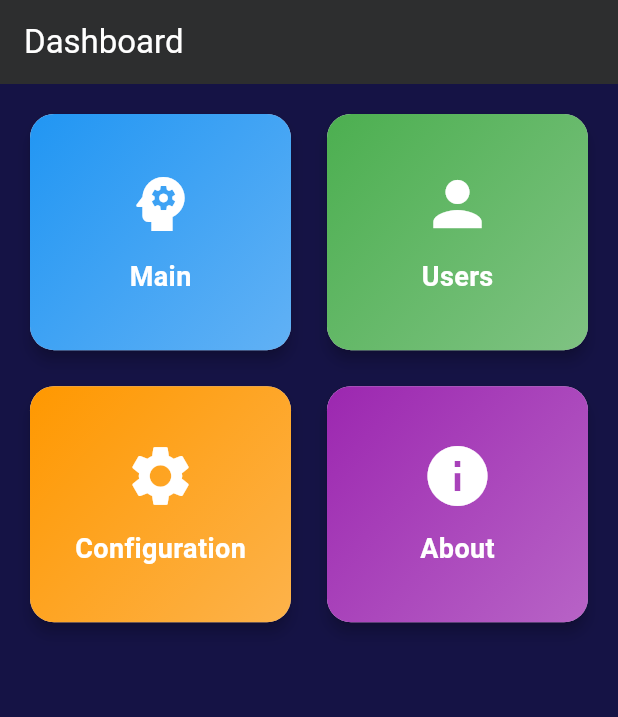
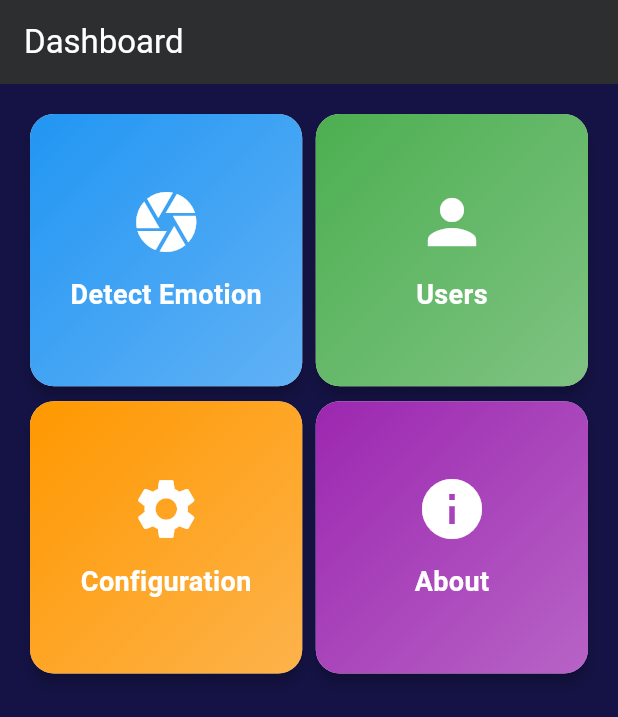
Before and after one commit to Rummonislam786/SDP_FlutterOBJ_AI, a Flutter app: the Dashboard screen opened directly, on a phone screen of 412 x 824 dp. Shown: the top 717 px of the screen. Run offline on Flutter 3.47's test engine with Material 3 defaults, Android fonts, the phone set to English and light mode, and no system bars; our stand-ins replace camera, sqflite; accounts and stored records are empty.

Commit message:
aboutScreen added

```diff
--- a/lib/dashboard.dart
+++ b/lib/dashboard.dart
@@ -1,3 +1,5 @@
+import 'package:Attendance_System/FaceDetectionScreen.dart';
+import 'package:Attendance_System/about.dart';
 import 'package:flutter/material.dart';
 import 'package:Attendance_System/Models/users.dart';
 import 'package:Attendance_System/SqliteFunc/sqlite.dart';
@@ -13,11 +15,23 @@ class _DashboardState extends State<Dashboard> {
   late DatabaseHelper handler;
   late Future<List<Users>> users;
 
-  final List<Map<String, dynamic>> menuItems = [
-    {"title": "Main", "icon": Icons.psychology, "color": Colors.blue},
-    {"title": "Users", "icon": Icons.person, "color": Colors.green},
-    {"title": "Configuration", "icon": Icons.settings, "color": Colors.orange},
-    {"title": "About", "icon": Icons.info, "color": Colors.purple},
+  var menuItems = [
+    // {"title": "Main", "icon": Icons.psychology, "color": Colors.blue},
+    // {"title": "Users", "icon": Icons.person, "color": Colors.green},
+    // {"title": "Configuration", "icon": Icons.settings, "color": Colors.orange},
+    // {"title": "About", "icon": Icons.info, "color": Colors.purple},
+
+    // GridView.builder(
+    //         gridDelegate: const SliverGridDelegateWithFixedCrossAxisCount(
+    //           crossAxisCount: 2,
+    //           crossAxisSpacing: 16.0,
+    //           mainAxisSpacing: 16.0,
+    //           childAspectRatio: 1.1,
+    //         ),
+    //         itemCount: menuItems.length,
+    //         itemBuilder: (context, index) {
+    //           return _buildMenuItem(menuItems[index]);
+    //         },
   ];
 
   @override
@@ -46,18 +60,52 @@ class _DashboardState extends State<Dashboard> {
       body: SafeArea(
         child: Padding(
           padding: const EdgeInsets.all(16.0),
-          child: GridView.builder(
-            gridDelegate: const SliverGridDelegateWithFixedCrossAxisCount(
+          child: GridView.count(
+              crossAxisSpacing: 1,
+              mainAxisSpacing: 2,
               crossAxisCount: 2,
-              crossAxisSpacing: 16.0,
-              mainAxisSpacing: 16.0,
-              childAspectRatio: 1.1,
-            ),
-            itemCount: menuItems.length,
-            itemBuilder: (context, index) {
-              return _buildMenuItem(menuItems[index]);
+              children: [
+                InkWell(
+                  child: _buildMenuItem({
+                    "title": "Detect Emotion",
+                    "icon": Icons.camera,
+                    "color": Colors.blue
+                  }),
+                  onTap: () {
+                    Navigator.push(
+                        context,
+                        MaterialPageRoute(
+                            builder: (context) => FaceDetectionScreen()));
                   },
                 ),
+                InkWell(
+                  child: _buildMenuItem({
+                    "title": "Users",
+                    "icon": Icons.person,
+                    "color": Colors.green
+                  }),
+                  onTap: () {},
+                ),
+                InkWell(
+                  child: _buildMenuItem({
+                    "title": "Configuration",
+                    "icon": Icons.settings,
+                    "color": Colors.orange
+                  }),
+                  onTap: () {},
+                ),
+                InkWell(
+                  child: _buildMenuItem({
+                    "title": "About",
+                    "icon": Icons.info,
+                    "color": Colors.purple
+                  }),
+                  onTap: () {
+                    Navigator.push(context,
+                        MaterialPageRoute(builder: (context) => AboutScreen()));
+                  },
+                ),
+              ]),
         ),
       ),
     );
@@ -67,10 +115,6 @@ class _DashboardState extends State<Dashboard> {
     return Card(
       elevation: 4,
       shape: RoundedRectangleBorder(borderRadius: BorderRadius.circular(16)),
-      child: InkWell(
-        onTap: () {
-          // Handle menu item tap
-        },
       child: Container(
         decoration: BoxDecoration(
           gradient: LinearGradient(
@@ -100,7 +144,6 @@ class _DashboardState extends State<Dashboard> {
           ],
         ),
       ),
-      ),
     );
   }
 }
```
Also changed, not shown: lib/FaceDetectionScreen.dart (+65 -1 lines), lib/about.dart (added, +15 -0 lines). Lines whose indentation alone changed are shown as unchanged.
